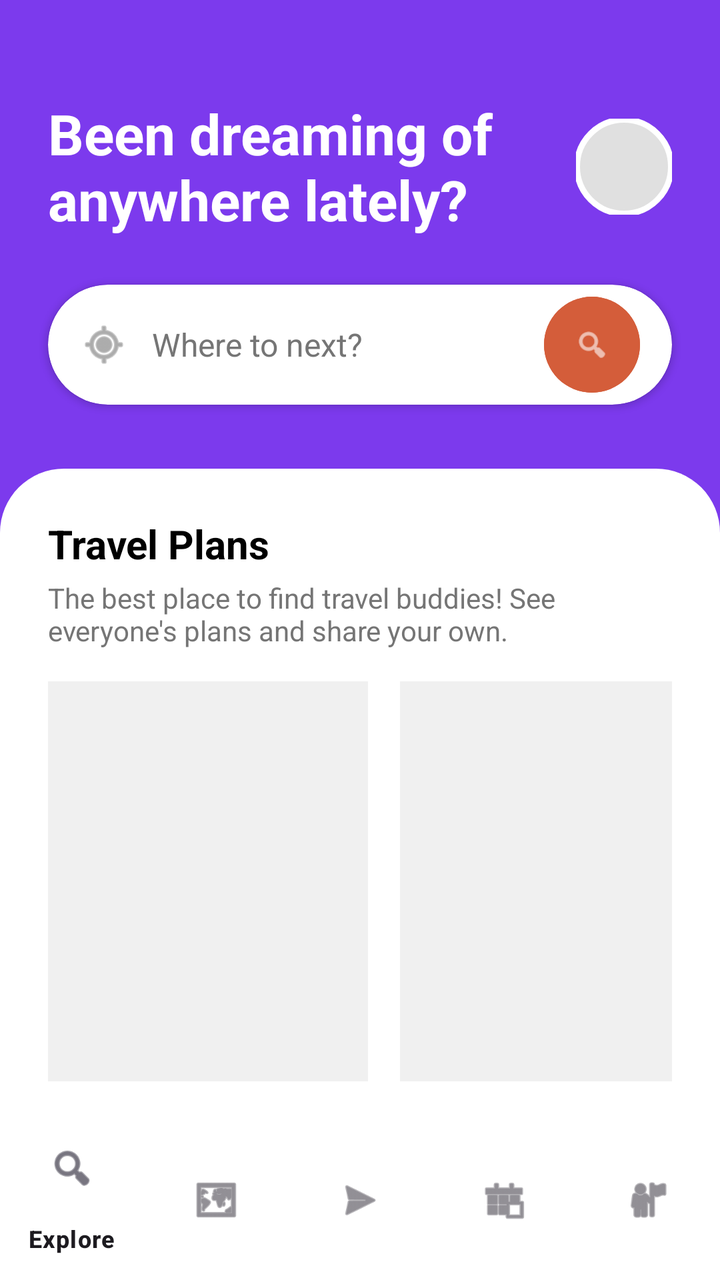
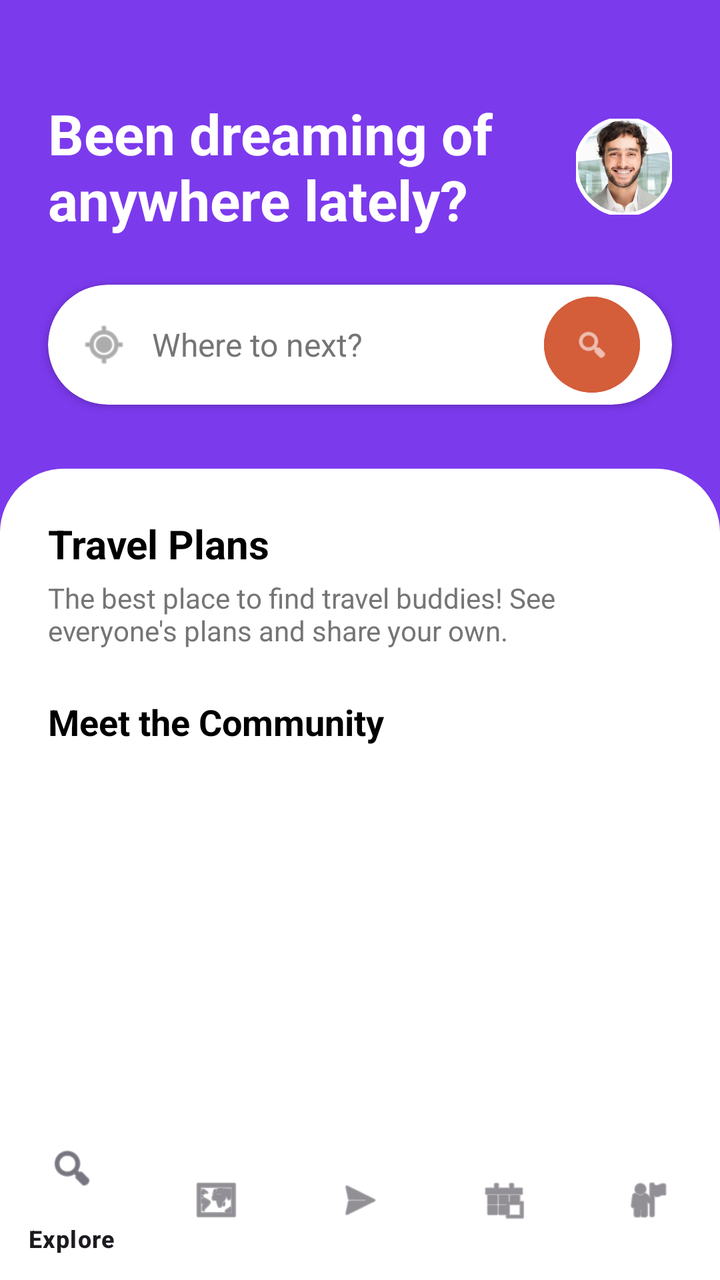

Before-and-after screenshots of an Android layout around one commit, followed by the original layout XML and the change that was made.
<!-- AndroidManifest.xml: application theme Theme.HostelWorld -->
<!-- res/layout/activity_traveler_dashboard.xml -->
<?xml version="1.0" encoding="utf-8"?>
<androidx.constraintlayout.widget.ConstraintLayout
    xmlns:android="http://schemas.android.com/apk/res/android"
    xmlns:app="http://schemas.android.com/apk/res-auto"
    android:layout_width="match_parent"
    android:layout_height="match_parent"
    android:background="#7C3AED"> <TextView
    android:id="@+id/tvTravelerHeader"
    android:layout_width="0dp"
    android:layout_height="wrap_content"
    android:layout_marginStart="24dp"
    android:layout_marginTop="48dp"
    android:layout_marginEnd="16dp"
    android:text="Been dreaming of\nanywhere lately?"
    android:textColor="#FFFFFF"
    android:textSize="28sp"
    android:textStyle="bold"
    app:layout_constraintEnd_toStartOf="@+id/ivProfilePic"
    app:layout_constraintStart_toStartOf="parent"
    app:layout_constraintTop_toTopOf="parent" />

    <com.google.android.material.imageview.ShapeableImageView
        android:id="@+id/ivProfilePic"
        android:layout_width="48dp"
        android:layout_height="48dp"
        android:layout_marginEnd="24dp"
        android:scaleType="centerCrop"
        android:src="@drawable/circle_placeholder"
        app:layout_constraintBottom_toBottomOf="@+id/tvTravelerHeader"
        app:layout_constraintEnd_toEndOf="parent"
        app:layout_constraintTop_toTopOf="@+id/tvTravelerHeader"
        app:shapeAppearanceOverlay="@style/CircleShape"
        app:strokeColor="#FFFFFF"
        app:strokeWidth="2dp" />

    <androidx.cardview.widget.CardView
        android:id="@+id/cvSearch"
        android:layout_width="match_parent"
        android:layout_height="60dp"
        android:layout_marginHorizontal="24dp"
        android:layout_marginTop="24dp"
        app:cardCornerRadius="30dp"
        app:layout_constraintTop_toBottomOf="@+id/tvTravelerHeader">

        <LinearLayout
            android:layout_width="match_parent"
            android:layout_height="match_parent"
            android:gravity="center_vertical"
            android:orientation="horizontal"
            android:paddingHorizontal="16dp">

            <ImageView
                android:layout_width="24dp"
                android:layout_height="24dp"
                android:src="@android:drawable/ic_menu_mylocation"
                app:tint="#757575" />

            <TextView
                android:layout_width="0dp"
                android:layout_height="wrap_content"
                android:layout_marginStart="12dp"
                android:layout_weight="1"
                android:text="Where to next?"
                android:textColor="#757575"
                android:textSize="16sp" />

            <com.google.android.material.button.MaterialButton
                android:layout_width="48dp"
                android:layout_height="48dp"
                android:backgroundTint="#D45D3A"
                android:insetLeft="0dp"
                android:insetTop="0dp"
                android:insetRight="0dp"
                android:insetBottom="0dp"
                app:cornerRadius="24dp"
                app:icon="@android:drawable/ic_menu_search"
                app:iconGravity="textStart"
                app:iconPadding="0dp" />
        </LinearLayout>
    </androidx.cardview.widget.CardView>

    <androidx.core.widget.NestedScrollView
        android:layout_width="match_parent"
        android:layout_height="0dp"
        android:layout_marginTop="32dp"
        android:background="@drawable/rounded_top_corners_white"
        app:layout_constraintBottom_toTopOf="@+id/bottomNavTraveler"
        app:layout_constraintTop_toBottomOf="@+id/cvSearch">

        <LinearLayout
            android:layout_width="match_parent"
            android:layout_height="wrap_content"
            android:orientation="vertical"
            android:padding="24dp">

            <TextView
                android:layout_width="wrap_content"
                android:layout_height="wrap_content"
                android:text="Travel Plans"
                android:textColor="#000000"
                android:textSize="20sp"
                android:textStyle="bold" />

            <TextView
                android:layout_width="match_parent"
                android:layout_height="wrap_content"
                android:layout_marginTop="4dp"
                android:text="The best place to find travel buddies! See everyone's plans and share your own."
                android:textColor="#757575" />

            <HorizontalScrollView
                android:layout_width="match_parent"
                android:layout_height="wrap_content"
                android:layout_marginTop="16dp"
                android:scrollbars="none">
                <LinearLayout
                    android:layout_width="wrap_content"
                    android:layout_height="200dp"
                    android:orientation="horizontal">
                    <View android:layout_width="160dp" android:layout_height="match_parent" android:background="#F0F0F0" android:layout_marginEnd="16dp"/>
                    <View android:layout_width="160dp" android:layout_height="match_parent" android:background="#F0F0F0" />
                </LinearLayout>
            </HorizontalScrollView>
        </LinearLayout>
    </androidx.core.widget.NestedScrollView>

    <com.google.android.material.bottomnavigation.BottomNavigationView
        android:id="@+id/bottomNavTraveler"
        android:layout_width="match_parent"
        android:layout_height="wrap_content"
        android:background="#FFFFFF"
        app:layout_constraintBottom_toBottomOf="parent"
        app:menu="@menu/traveler_bottom_nav_menu" /> </androidx.constraintlayout.widget.ConstraintLayout>
<!-- resources referenced by this layout -->
<resources>
  <!-- drawable circle_placeholder (drawable) -->
  <?xml version="1.0" encoding="utf-8"?>
  <shape xmlns:android="http://schemas.android.com/apk/res/android"
      android:shape="oval">
  
      <solid android:color="#E0E0E0" />
  
      <stroke
          android:width="2dp"
          android:color="#FFFFFF" />
  </shape>
  <!-- drawable rounded_top_corners_white (drawable) -->
  <?xml version="1.0" encoding="utf-8"?>
  <shape xmlns:android="http://schemas.android.com/apk/res/android"
      android:shape="rectangle">
  
      <solid android:color="#FFFFFF" />
  
      <corners
          android:topLeftRadius="32dp"
          android:topRightRadius="32dp" />
  </shape>
  <style name="CircleShape" parent="">
          <item name="cornerFamily">rounded</item>
          <item name="cornerSize">50%</item> </style>
  <style name="Theme.HostelWorld" parent="Base.Theme.HostelWorld" />
  <style name="Base.Theme.HostelWorld" parent="Theme.Material3.DayNight.NoActionBar">
          
          
      </style>
</resources>

<!-- the commit's change to res/layout/activity_traveler_dashboard.xml (unified diff, before → after) -->
@@ -25,7 +25,7 @@
         android:layout_height="48dp"
         android:layout_marginEnd="24dp"
         android:scaleType="centerCrop"
-        android:src="@drawable/circle_placeholder"
+        android:src="@drawable/my_profile_pic"
         app:layout_constraintBottom_toBottomOf="@+id/tvTravelerHeader"
         app:layout_constraintEnd_toEndOf="parent"
         app:layout_constraintTop_toTopOf="@+id/tvTravelerHeader"
@@ -108,26 +108,39 @@
                 android:text="The best place to find travel buddies! See everyone's plans and share your own."
                 android:textColor="#757575" />
 
-            <HorizontalScrollView
+            <TextView
+                android:layout_width="match_parent"
+                android:layout_height="wrap_content"
+                android:layout_marginTop="24dp"
+                android:text="Meet the Community"
+                android:textColor="#000000"
+                android:textSize="18sp"
+                android:textStyle="bold" />
+
+            <androidx.recyclerview.widget.RecyclerView
+                android:id="@+id/rvTravelBuddies"
+                android:layout_width="match_parent"
+                android:layout_height="wrap_content"
+                android:layout_marginTop="8dp"
+                android:orientation="horizontal" />
+
+            <androidx.recyclerview.widget.RecyclerView
+                android:id="@+id/rvBookedTrips"
                 android:layout_width="match_parent"
                 android:layout_height="wrap_content"
                 android:layout_marginTop="16dp"
-                android:scrollbars="none">
-                <LinearLayout
-                    android:layout_width="wrap_content"
-                    android:layout_height="200dp"
-                    android:orientation="horizontal">
-                    <View android:layout_width="160dp" android:layout_height="match_parent" android:background="#F0F0F0" android:layout_marginEnd="16dp"/>
-                    <View android:layout_width="160dp" android:layout_height="match_parent" android:background="#F0F0F0" />
-                </LinearLayout>
-            </HorizontalScrollView>
+                android:nestedScrollingEnabled="false" />
+
         </LinearLayout>
     </androidx.core.widget.NestedScrollView>
 
+    
     <com.google.android.material.bottomnavigation.BottomNavigationView
         android:id="@+id/bottomNavTraveler"
         android:layout_width="match_parent"
         android:layout_height="wrap_content"
         android:background="#FFFFFF"
         app:layout_constraintBottom_toBottomOf="parent"
-        app:menu="@menu/traveler_bottom_nav_menu" /> </androidx.constraintlayout.widget.ConstraintLayout>
+        app:menu="@menu/traveler_bottom_nav_menu" />
+
+</androidx.constraintlayout.widget.ConstraintLayout>
<!-- resource entries referenced after the edit -->
@@ -1,16 +1,6 @@
 <!-- resources referenced by this layout -->
 <resources>
-  <!-- drawable circle_placeholder (drawable) -->
-  <?xml version="1.0" encoding="utf-8"?>
-  <shape xmlns:android="http://schemas.android.com/apk/res/android"
-      android:shape="oval">
-  
-      <solid android:color="#E0E0E0" />
-  
-      <stroke
-          android:width="2dp"
-          android:color="#FFFFFF" />
-  </shape>
+  <!-- drawable my_profile_pic: jpg bitmap (drawable, 15838 bytes) -->
   <!-- drawable rounded_top_corners_white (drawable) -->
   <?xml version="1.0" encoding="utf-8"?>
   <shape xmlns:android="http://schemas.android.com/apk/res/android"
